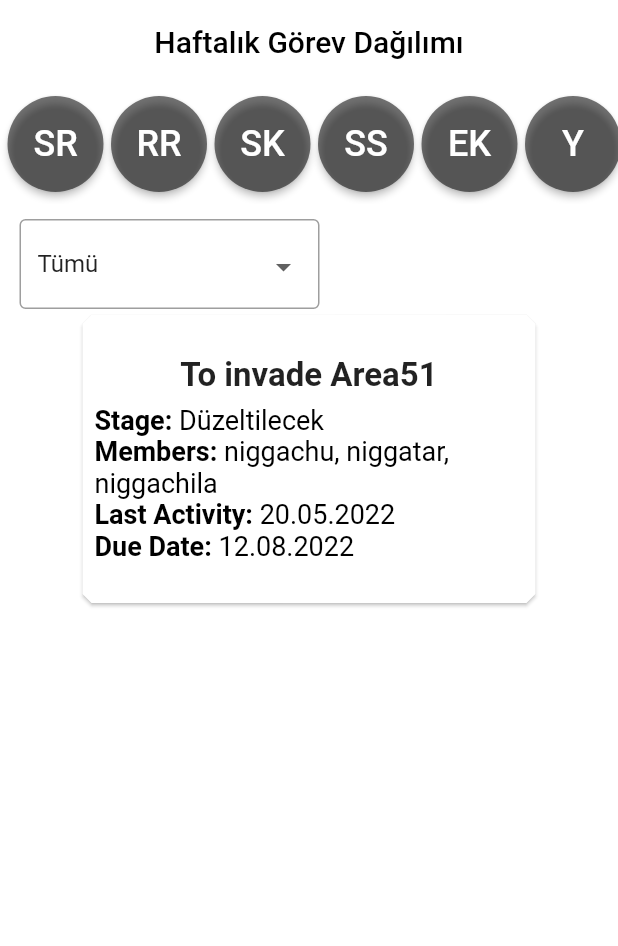
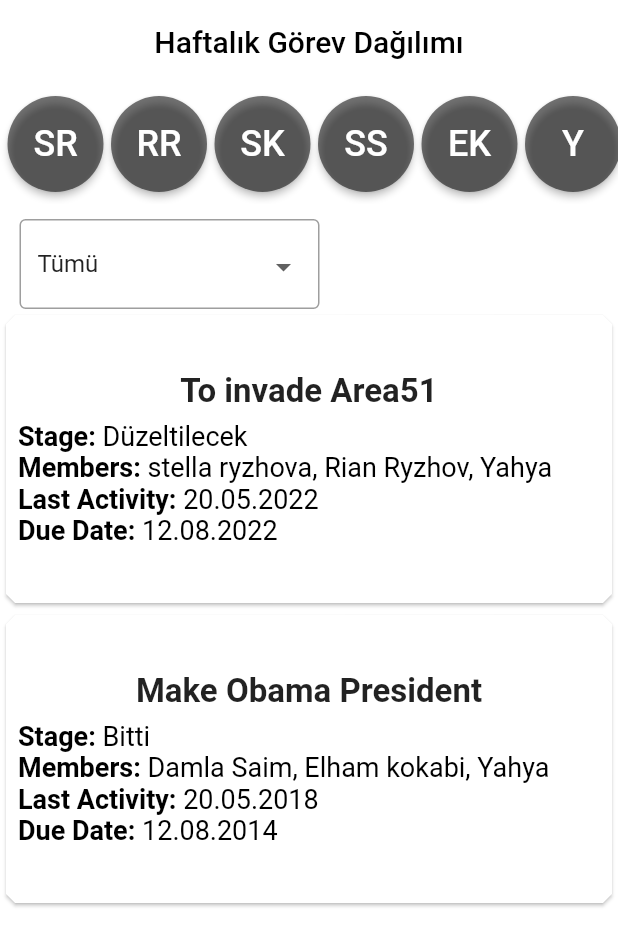
Before and after one commit to Rian55/report_app, a Flutter app: the screen it shows after launch, on a phone screen of 412 x 824 dp. Shown: the top 946 px of the screen. Run offline on Flutter 3.47's test engine with Material 2 defaults, Android fonts, the phone set to English and light mode, and no system bars; our stand-ins replace firebase_core; accounts and stored records are empty.

```diff
--- a/lib/MainPage.dart
+++ b/lib/MainPage.dart
@@ -1,6 +1,7 @@
 import 'package:flutter/material.dart';
+import 'Task.dart';
 
-import 'Task.dart';
+
 
 class MainPage extends StatefulWidget {
   final List<Task> tasks;
@@ -27,11 +28,17 @@ class _MainPage extends State<MainPage> {
 
     return menuItems;
   }
-  String selectedValue = "Tümü";
+  static String member = "";
+  static String stage = "Tümü";
+  static List<Task> cards = [];
 
 
     @override
     Widget build(BuildContext context) {
+      String selectedValue = "Tümü";
+      cards = getCards();
+
+
       return Container(
         child: Column(
             children: [
@@ -56,6 +63,8 @@ class _MainPage extends State<MainPage> {
                       const SizedBox(width: 5,),
                       getRndBtn("BG"),
                       const SizedBox(width: 5,),
+                      getRndBtn("DS"),
+                      const SizedBox(width: 5,),
                     ]
                 ),
               ),
@@ -64,7 +73,7 @@ class _MainPage extends State<MainPage> {
               Row(
                 mainAxisAlignment: MainAxisAlignment.start,
                 children: [
-                  SizedBox(width: 13),
+                  const SizedBox(width: 13),
                   Container(
                     color: Colors.white,
                     width: 200,
@@ -79,8 +88,9 @@ class _MainPage extends State<MainPage> {
                           onChanged: (String? choice){
                             setState(() {
                               selectedValue = choice!;
+                              stage = choice;
+                              cards = getCards();
                             });
-                            getRndBtn("text");
                           },
                         ),
                       ),
@@ -88,18 +98,51 @@ class _MainPage extends State<MainPage> {
                   ),
                 ],
               ),
-              widget.tasks[0],
+              ListView(
+                shrinkWrap: true,
+                children: extractW(cards)
+              ),
             ],
         ),
       );
     }
+
+    List<Widget> extractW(List<Task> arr){
+      print(arr.length);
+      List<Widget> rtrn = [];
+      for(int i = 0; i < arr.length; i++) {
+        rtrn.add(Task(title: arr[i].title, members: arr[i].members, dueDate: arr[i].dueDate,
+        lastActivity: arr[i].lastActivity, stage: arr[i].stage,));
+      }
+      return rtrn;
+  }
 
 
 // method responsible of changing the text
 
   Widget getRndBtn(String text){
     return ElevatedButton(
-      onPressed: () {},
+      onPressed: () {
+        setState((){
+          if(text == "SR"){
+            member = "stella ryzhova";
+          }else if(text == "RR"){
+            member = "Rian Ryzhov";
+          }else if(text == "SK"){
+            member = "Sinem Kanat";
+          }else if(text == "SS"){
+            member = "Selin Selbastı";
+          }else if(text == "EK"){
+            member = "Elham kokabi";
+          }else if(text == "Y"){
+            member = "Yahya";
+          }else if(text == "BG"){
+            member = "Beyza Güller";
+          }else if(text == "DS"){
+            member = "Damla Saim";
+          }
+        });
+        },
       style: ElevatedButton.styleFrom(
         fixedSize: const Size(40, 40),
         shape: const CircleBorder(),
@@ -115,5 +158,19 @@ class _MainPage extends State<MainPage> {
     );
   }
 
-
+  List<Task> getCards(){
+      List<Task> temp = [];
+      for(int i = 0; i < widget.tasks.length; i++){
+        if(widget.tasks[i].stage == stage || stage == "Tümü") {
+          if(member != "") {
+            if (widget.tasks[i].members.contains(member)) {
+              temp.add(widget.tasks[i]);
+            }
+          }else{
+            temp.add(widget.tasks[i]);
+          }
+        }
+      }
+      return temp;
+  }
 }
--- a/lib/Task.dart
+++ b/lib/Task.dart
@@ -12,6 +12,7 @@ class Task extends StatefulWidget{
 
   @override
   _Task createState() => _Task();
+
 }
 
 class _Task extends State<Task>{
--- a/lib/main.dart
+++ b/lib/main.dart
@@ -44,7 +44,9 @@ class MyHomePage extends StatelessWidget {
           backgroundColor: Colors.transparent,
         ),
       body: const MainPage(tasks: [Task(title: "To invade Area51", lastActivity: "20.05.2022",
-        dueDate: "12.08.2022", members: ["niggachu", "niggatar", "niggachila"], stage: "Düzeltilecek",)]),
+        dueDate: "12.08.2022", members: ["stella ryzhova", "Rian Ryzhov", "Yahya"], stage: "Düzeltilecek",),
+        Task(title: "Make Obama President", lastActivity: "20.05.2018",
+          dueDate: "12.08.2014", members: ["Damla Saim", "Elham kokabi", "Yahya"], stage: "Bitti",)]),
       );
   }
 }
```
